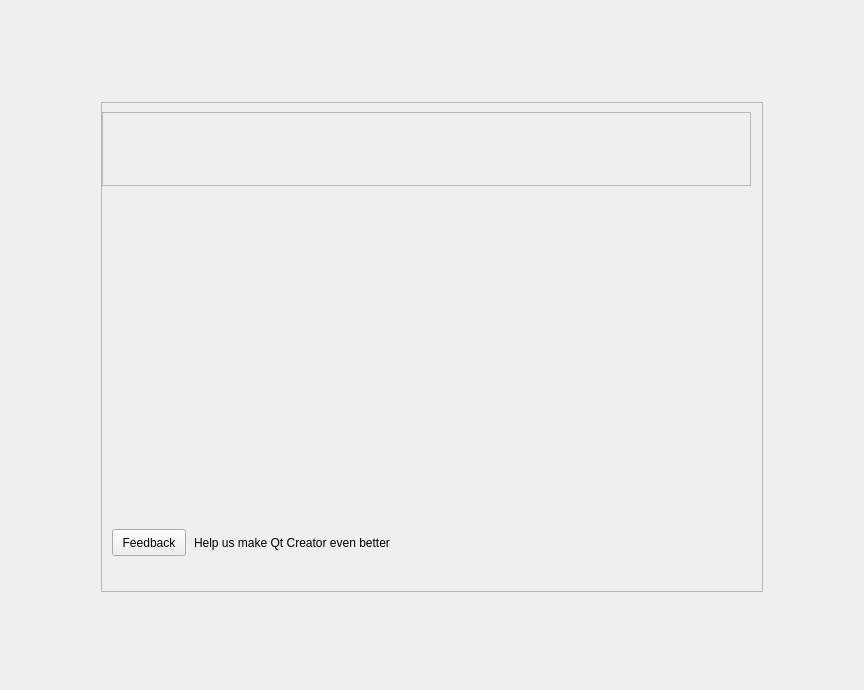
The window that src/plugins/welcome/welcomemode.ui (qt-creator/qt-creator) describes before a commit, drawn with Qt 5.
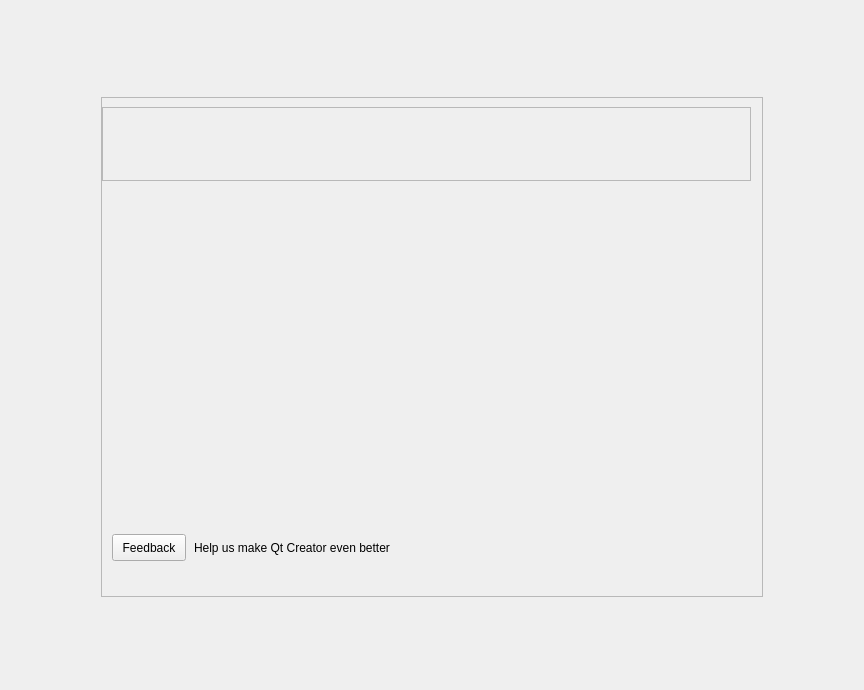
The same window after the commit. Icons and pictures are not drawn.

The edit to the form file:
```diff
--- a/src/plugins/welcome/welcomemode.ui
+++ b/src/plugins/welcome/welcomemode.ui
@@ -107,13 +107,13 @@
         <property name="minimumSize">
          <size>
           <width>662</width>
-          <height>490</height>
+          <height>500</height>
          </size>
         </property>
         <property name="maximumSize">
          <size>
           <width>662</width>
-          <height>490</height>
+          <height>500</height>
          </size>
         </property>
         <property name="styleSheet">
```
